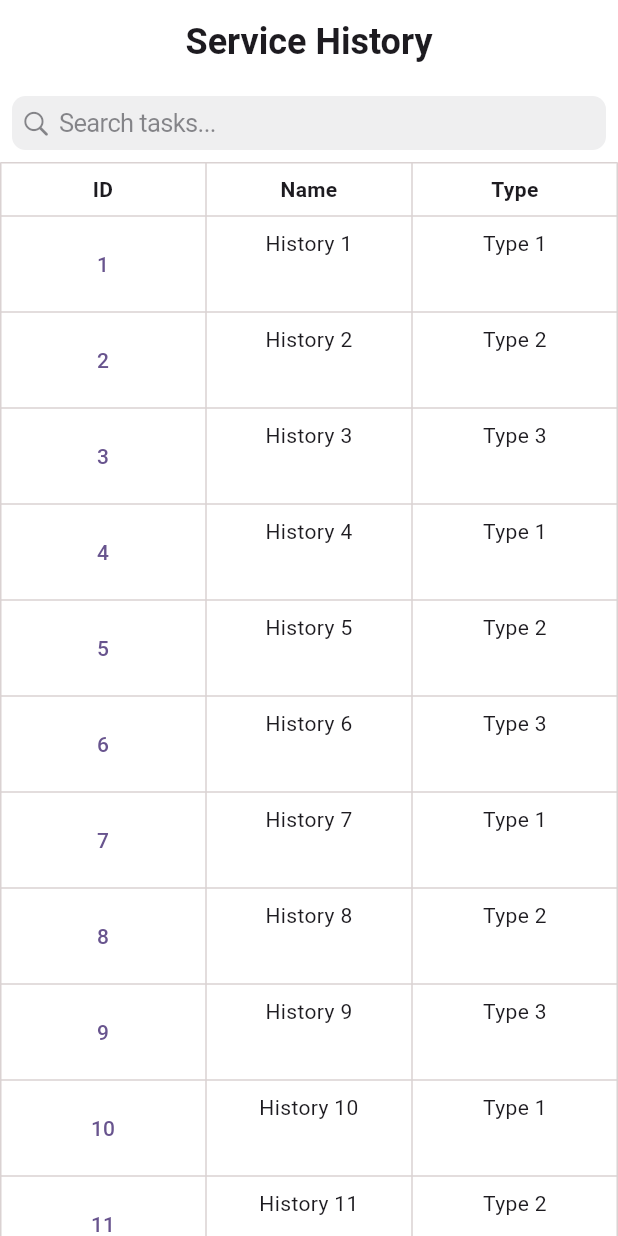
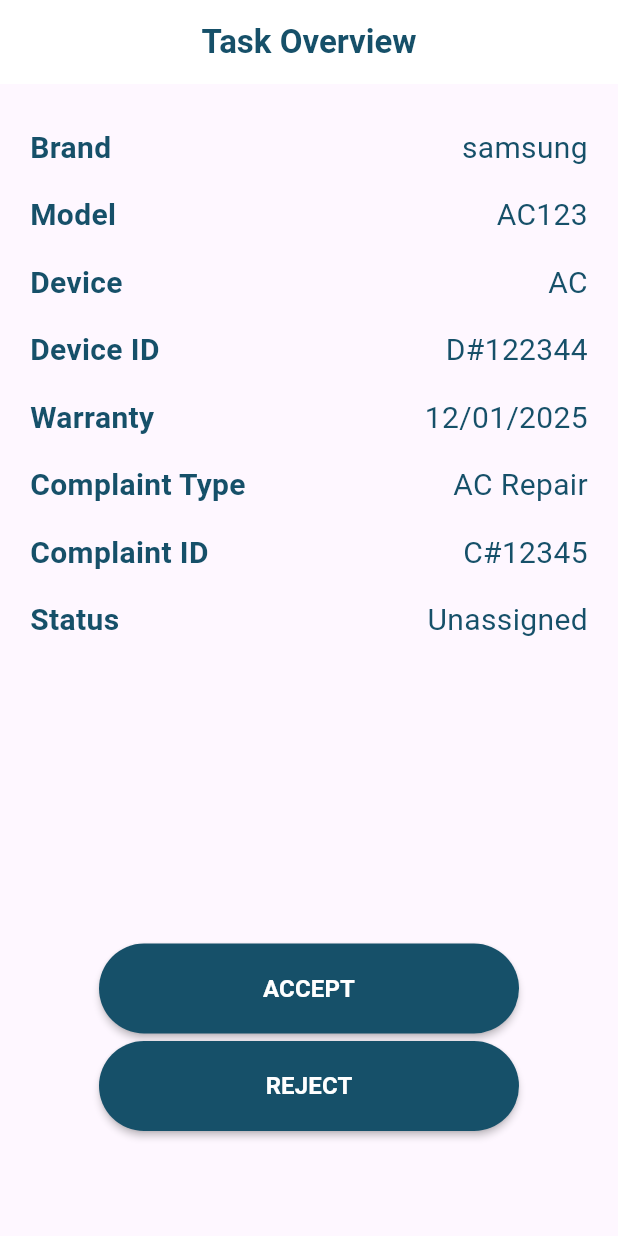
Before and after one commit to Varun-K34/TechQRMaintance, a Flutter app: the screen it shows after launch, on a phone screen of 412 x 824 dp. Run offline on Flutter 3.47's test engine with Material 3 defaults, Android fonts, the light colour scheme and no system bars.

Commit message:
Add TaskOverviewScreen for displaying task details and actions

```diff
--- /dev/null
+++ b/lib/Screens/tasks/task_overview.dart
@@ -0,0 +1,92 @@
+import 'package:flutter/material.dart';
+import 'package:techqrmaintance/Screens/Widgets/custom_button.dart';
+
+class TaskOverviewScreen extends StatelessWidget {
+  const TaskOverviewScreen({super.key});
+
+  @override
+  Widget build(BuildContext context) {
+    return Scaffold(
+      appBar: AppBar(
+        title: Text(
+          "Task Overview",
+          style: TextStyle(
+              color: Color(0xff165069),
+              fontSize: 22,
+              fontWeight: FontWeight.w600),
+        ),
+        centerTitle: true,
+        backgroundColor: Colors.white,
+      ),
+      body: Padding(
+        padding: const EdgeInsets.only(
+          top: 20,
+          left: 20,
+          bottom: 70,
+          right: 20,
+        ),
+        child: Column(
+          children: [
+            Table(
+              columnWidths: {
+                0: FlexColumnWidth(), // Adjusts column widths
+                1: FlexColumnWidth(),
+              },
+              children: [
+                _buildTableRow("Brand", "samsung"),
+                _buildTableRow("Model", "AC123"),
+                _buildTableRow("Device", "AC"),
+                _buildTableRow("Device ID", "D#122344"),
+                _buildTableRow("Warranty", "12/01/2025"),
+                _buildTableRow("Complaint Type", "AC Repair"),
+                _buildTableRow("Complaint ID", "C#12345"),
+                _buildTableRow("Status", "Unassigned"),
+              ],
+            ),
+            Spacer(),
+            CustomMaterialButton(
+              text: "ACCEPT",
+              onPressed: () {},
+            ),
+            SizedBox(
+              height: 5,
+            ),
+            CustomMaterialButton(
+              text: "REJECT",
+              onPressed: () {},
+            ),
+          ],
+        ),
+      ),
+    );
+  }
+
+  TableRow _buildTableRow(String label, String value) {
+    return TableRow(
+      decoration: BoxDecoration(),
+      children: [
+        Padding(
+          padding: const EdgeInsets.symmetric(vertical: 8.0),
+          child: Text(
+            overflow: TextOverflow.visible,
+            textAlign: TextAlign.left,
+            label,
+            style: TextStyle(
+                fontWeight: FontWeight.bold,
+                color: Color(0xff165069),
+                fontSize: 20),
+          ),
+        ),
+        Padding(
+          padding: const EdgeInsets.symmetric(vertical: 8.0),
+          child: Text(
+            textAlign: TextAlign.right,
+            overflow: TextOverflow.visible,
+            value,
+            style: TextStyle(color: Color(0xff165069), fontSize: 20),
+          ),
+        ),
+      ],
+    );
+  }
+}
--- a/lib/main.dart
+++ b/lib/main.dart
@@ -1,7 +1,8 @@
 import 'package:techqrmaintance/Screens/Authentication/signup_screen.dart';
 import 'package:techqrmaintance/Screens/Widgets/services_history.dart';
 import 'package:techqrmaintance/Screens/repair_overview.dart';
-import 'package:techqrmaintance/Screens/task_screen.dart';
+import 'package:techqrmaintance/Screens/tasks/task_overview.dart';
+import 'package:techqrmaintance/Screens/tasks/task_screen.dart';
 
 import 'Screens/Authentication/login_screen.dart';
 import 'package:flutter/material.dart';
@@ -25,6 +26,6 @@
           colorScheme: ColorScheme.fromSeed(seedColor: Colors.deepPurple),
           useMaterial3: true,
         ),
-        home: ServicesHistoryScreen());
+        home: TaskOverviewScreen());
   }
 }
```
Also changed, not shown: lib/Screens/tasks/task_screen.dart (renamed from lib/Screens/task_screen.dart).
